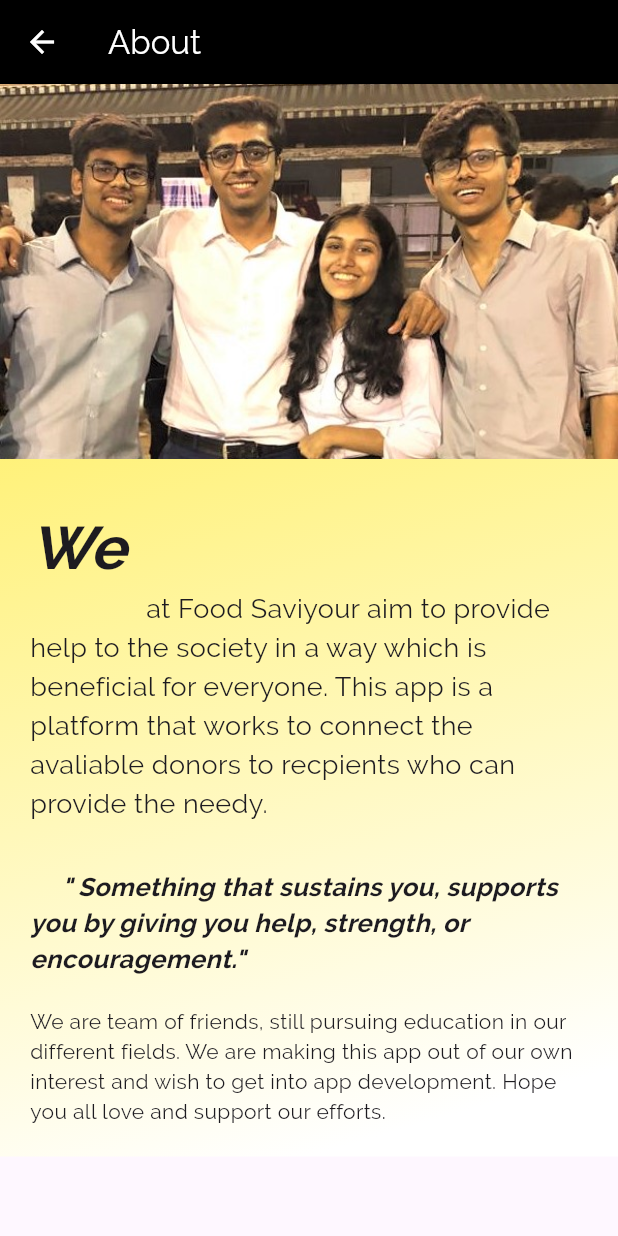
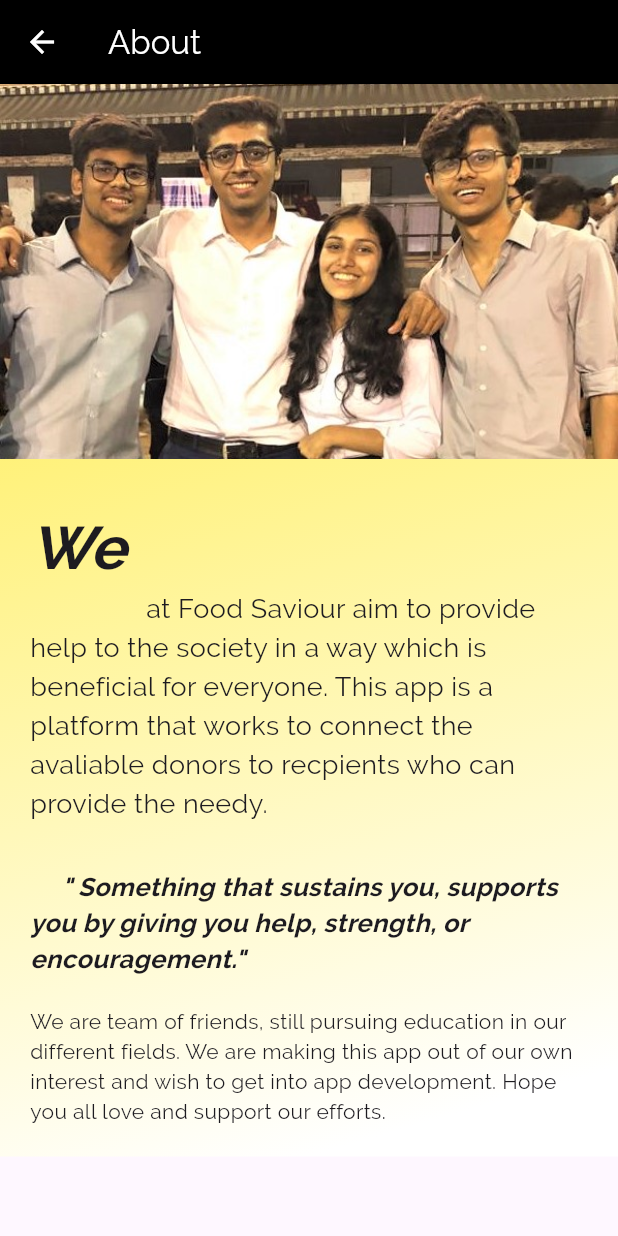
Before and after one commit to quassainraza/FoodSaviyourApp, a Flutter app: the AboutUs screen opened by its route, on a phone screen of 412 x 824 dp. Run offline on Flutter 3.47's test engine with Material 3 defaults, Android fonts, the phone set to English and light mode, and no system bars; drawn by our look-alikes of auto_size_text; our stand-ins replace cloud_firestore, firebase_auth, firebase_core, flutter_carousel_widget, flutter_rating_bar, flutter_signin_button; missing offline and left inert: animated_rating_stars; accounts and stored records are empty.

Commit message:
second commit

```diff
--- a/food_app/lib/main.dart
+++ b/food_app/lib/main.dart
@@ -79,7 +79,7 @@ class _MyAppState extends State<MyApp> {
     FirebaseFirestore Firestore = FirebaseFirestore.instance;
 
     return MaterialApp(
-      title: 'Food Saviyour App',
+      title: 'Food Saviour App',
       theme: ThemeData(
         fontFamily: 'Raleway',
       ),
--- a/food_app/lib/screens/about.dart
+++ b/food_app/lib/screens/about.dart
@@ -59,7 +59,7 @@ class AboutUs extends StatelessWidget {
                     child:
                         // Text('We ',style:TextStyle(fontSize: 40,fontStyle: FontStyle.italic) ),
                         AutoSizeText(
-                            '                at Food Saviyour aim to provide help to the society in a way which is beneficial for everyone. This app is a platform that works to connect the avaliable donors to recpients who can provide the needy. ',
+                            '                at Food Saviour aim to provide help to the society in a way which is beneficial for everyone. This app is a platform that works to connect the avaliable donors to recpients who can provide the needy. ',
                             style: TextStyle(
                               fontSize: 18,
                             ))),
--- a/food_app/lib/screens/about1.dart
+++ b/food_app/lib/screens/about1.dart
@@ -57,7 +57,7 @@ class AboutUs1 extends StatelessWidget {
                     child:
                         // Text('We ',style:TextStyle(fontSize: 40,fontStyle: FontStyle.italic) ),
                         AutoSizeText(
-                            '                at Food Saviyour App aim to provide help to the society in a way which is beneficial for everyone. This app is a platform that works to connect the avaliable donors to recpients who can provide the needy. ',
+                            '                at Food Saviour App aim to provide help to the society in a way which is beneficial for everyone. This app is a platform that works to connect the avaliable donors to recpients who can provide the needy. ',
                             style: TextStyle(
                               fontSize: 18,
                             ))),
--- a/food_app/lib/screens/donor_main.dart
+++ b/food_app/lib/screens/donor_main.dart
@@ -48,7 +48,7 @@ width: MediaQuery.of(context).size.width*0.25,
       appBar: AppBar(
         backgroundColor: Colors.black,
         title: Text(
-          'Food Saviyour',
+          'Food Saviour',
           style: TextStyle(
               color: Colors.white,
               fontSize: 20,
--- a/food_app/lib/screens/profile.dart
+++ b/food_app/lib/screens/profile.dart
@@ -441,7 +441,7 @@ class _ProfileScreenState extends State<ProfileScreen> {
                             //crossAxisAlignment: CrossAxisAlignment.center,
                             //mainAxisAlignment: MainAxisAlignment.spaceEvenly,
                             children: <Widget>[
-                              Text('Update Perofile',
+                              Text('Update Profile',
                                   textAlign: TextAlign.center,
                                   style: TextStyle(
                                       fontSize: 20,
--- a/food_app/lib/screens/profile_receiver.dart
+++ b/food_app/lib/screens/profile_receiver.dart
@@ -442,7 +442,7 @@ class _ProfileReceiverState extends State<ProfileReceiver> {
                             //crossAxisAlignment: CrossAxisAlignment.center,
                             //mainAxisAlignment: MainAxisAlignment.spaceEvenly,
                             children: <Widget>[
-                              Text('Update Perofile',
+                              Text('Update Profile',
                                   textAlign: TextAlign.center,
                                   style: TextStyle(
                                       fontSize: 20,
--- a/food_app/lib/screens/receiver_home_screen.dart
+++ b/food_app/lib/screens/receiver_home_screen.dart
@@ -612,7 +612,7 @@ class _ReceiverHomeScreenState extends State<ReceiverHomeScreen> {
         appBar: AppBar(
           titleSpacing: 0,
           backgroundColor: Colors.black,
-          title: Text('Food Saviyour', style: TextStyle(color: Colors.white),),
+          title: Text('Food Saviour', style: TextStyle(color: Colors.white),),
           actions: <Widget>[
             Flexible(
               child: DropdownButtonHideUnderline(
```
Also changed, not shown: food_app/image/logo.png, 2 other files.
